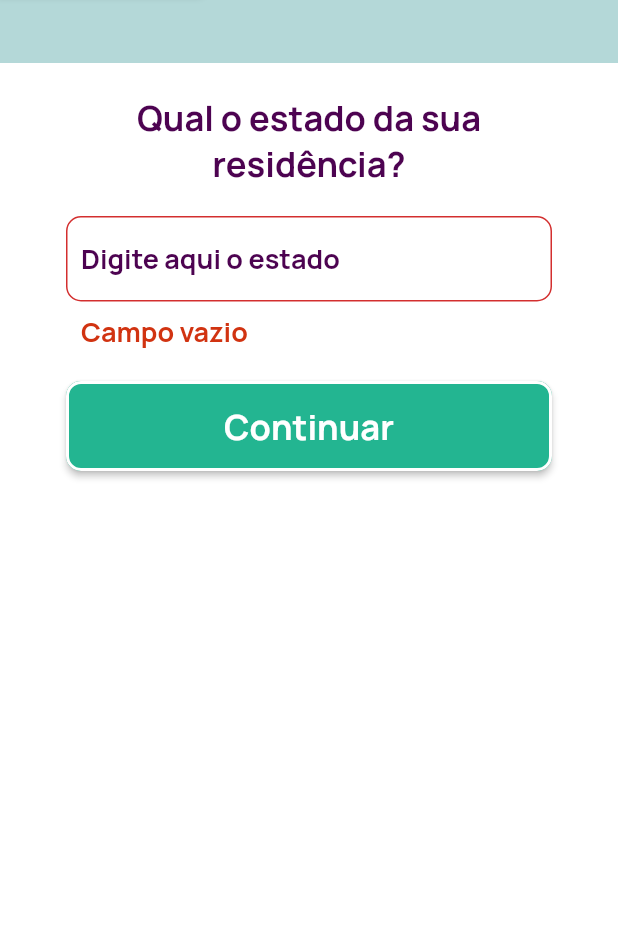
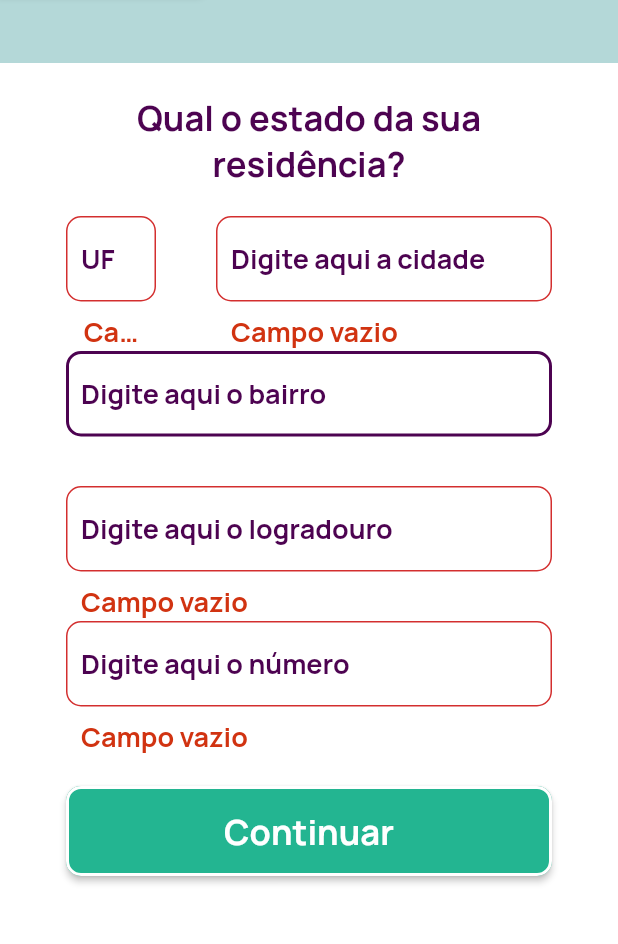
Before and after one commit to alextnetto/vivassimo-app, a Flutter app: the EstadoPage screen opened by its route, after a tap on "Continuar", on a phone screen of 412 x 824 dp, the part 132-1076 px from its top. Run offline on Flutter 3.47's test engine with Material 2 defaults, Android fonts, the phone set to English and light mode, and no system bars; our stand-ins replace email_validator, geocoding, google_fonts, location, mask_text_input_formatter, pin_code_fields; missing offline and left inert: cpf_cnpj_validator.

Commit message:
refactor(register): Address page

```diff
--- a/lib/pages/register/estado.dart
+++ b/lib/pages/register/estado.dart
@@ -2,9 +2,11 @@ import 'package:flutter/material.dart';
 import 'package:my_app/components/button_back.dart';
 import 'package:my_app/components/button_1.dart';
 import 'package:my_app/components/input_decoration.dart';
+import 'package:my_app/components/loading_indicator.dart';
 import 'package:my_app/components/text_style.dart';
 import 'package:my_app/config/style.dart';
 import 'package:my_app/models/register/user.dart';
+import 'package:my_app/services/backend.dart';
 
 class EstadoPage extends StatelessWidget {
   const EstadoPage({Key? key}) : super(key: key);
@@ -90,12 +92,85 @@ class EstadoFormState extends State<EstadoForm> {
         children: [
           SizedBox(
             width: 324,
+            child: Row(
+              mainAxisAlignment: MainAxisAlignment.spaceBetween,
+              children: [
+                SizedBox(
+                  width: 60,
+                  height: 90,
+                  // TODO: Select for estados
+                  child: TextFormField(
+                    initialValue: RegisterUser.instance.estado,
+                    onSaved: (value) {
+                      RegisterUser.instance.estado = value;
+                    },
+                    validator: (value) {
+                      if (value == null || value.isEmpty) {
+                        return 'Campo vazio';
+                      }
+                      return null;
+                    },
+                    decoration: customInputDecoration1('UF'),
+                    textAlign: TextAlign.center,
+                    style: customTextStyle(
+                      FontWeight.w700,
+                      18,
+                      VivassimoTheme.purpleActive,
+                    ),
+                  ),
+                ),
+                SizedBox(
+                  width: 224,
+                  height: 90,
+                  // TODO: Select for cidades
+                  child: TextFormField(
+                    initialValue: RegisterUser.instance.cidade,
+                    onSaved: (value) {
+                      RegisterUser.instance.cidade = value;
+                    },
+                    validator: (value) {
+                      if (value == null || value.isEmpty) {
+                        return 'Campo vazio';
+                      }
+                      return null;
+                    },
+                    decoration: customInputDecoration1('Digite aqui a cidade'),
+                    textAlign: TextAlign.center,
+                    style: customTextStyle(
+                      FontWeight.w700,
+                      18,
+                      VivassimoTheme.purpleActive,
+                    ),
+                  ),
+                ),
+              ],
+            ),
+          ),
+          SizedBox(
+            width: 324,
             height: 90,
-            // TODO: Select for estados
             child: TextFormField(
-              initialValue: RegisterUser.instance.estado,
+              initialValue: RegisterUser.instance.bairro,
               onSaved: (value) {
-                RegisterUser.instance.estado = value;
+                RegisterUser.instance.bairro = value;
+              },
+              decoration: customInputDecoration1('Digite aqui o bairro'),
+              textAlign: TextAlign.center,
+              style: customTextStyle(
+                FontWeight.w700,
+                18,
+                VivassimoTheme.purpleActive,
+              ),
+            ),
+          ),
+          SizedBox(
+            width: 324,
+            height: 90,
+            // TODO: Select for logradouro
+            child: TextFormField(
+              initialValue: RegisterUser.instance.logradouro,
+              onSaved: (value) {
+                RegisterUser.instance.logradouro = value;
               },
               validator: (value) {
                 if (value == null || value.isEmpty) {
@@ -103,7 +178,30 @@ class EstadoFormState extends State<EstadoForm> {
                 }
                 return null;
               },
-              decoration: customInputDecoration1('Digite aqui o estado'),
+              decoration: customInputDecoration1('Digite aqui o logradouro'),
+              textAlign: TextAlign.center,
+              style: customTextStyle(
+                FontWeight.w700,
+                18,
+                VivassimoTheme.purpleActive,
+              ),
+            ),
+          ),
+          SizedBox(
+            width: 324,
+            height: 90,
+            child: TextFormField(
+              initialValue: RegisterUser.instance.numero,
+              onSaved: (value) {
+                RegisterUser.instance.numero = value;
+              },
+              validator: (value) {
+                if (value == null || value.isEmpty) {
+                  return 'Campo vazio';
+                }
+                return null;
+              },
+              decoration: customInputDecoration1('Digite aqui o número'),
               textAlign: TextAlign.center,
               style: customTextStyle(
                 FontWeight.w700,
@@ -122,10 +220,19 @@ class EstadoFormState extends State<EstadoForm> {
                 primary: VivassimoTheme.green,
                 onPrimary: VivassimoTheme.white,
                 borderColor: VivassimoTheme.white,
-                onPressed: () {
+                onPressed: () async {
                   if (_formKey.currentState!.validate()) {
                     _formKey.currentState!.save();
-                    Navigator.of(context).pushNamed('/register/cidade');
+
+                    LoadingIndicator.show(context);
+                    var response = await BackendService.instance
+                        .registerUser(RegisterUser.instance);
+                    LoadingIndicator.hide(context);
+
+                    if (response['valid']) {
+                      Navigator.of(context)
+                          .pushNamed('/register/registerFinished');
+                    }
                   }
                 },
               ),
```
